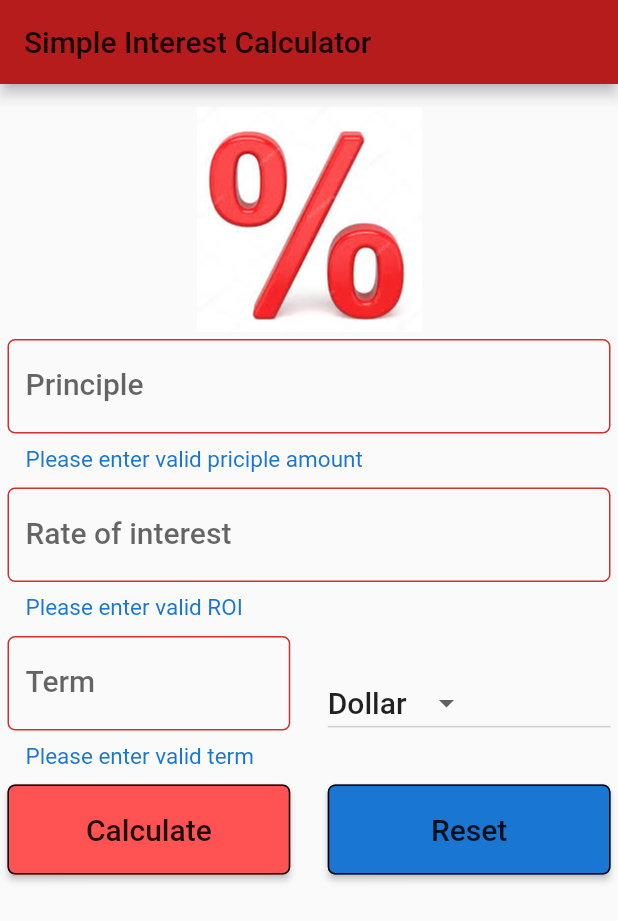
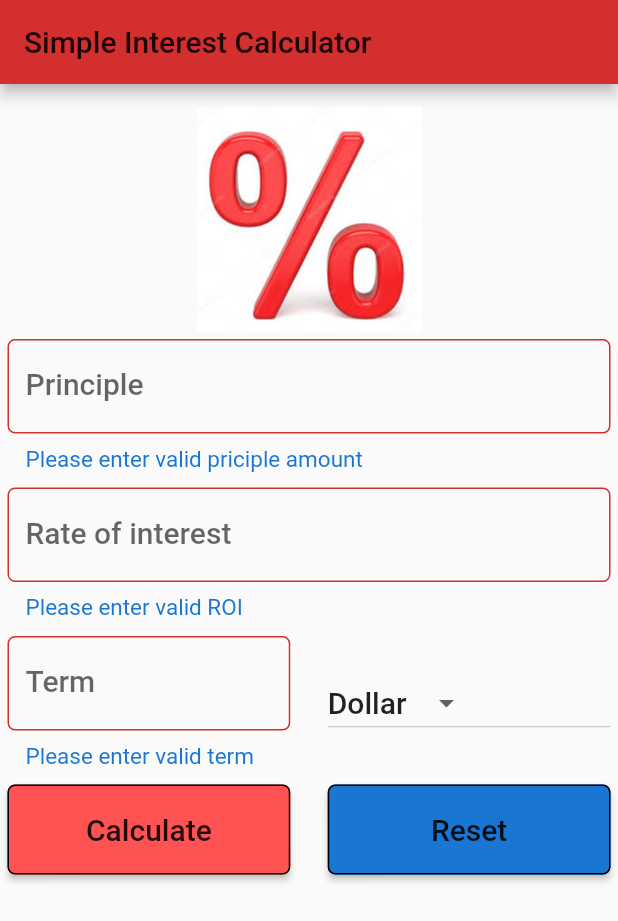
Before and after one commit to capesandhats/fluttter_simple_interest_calculator, a Flutter app: the screen it shows after launch, after a tap on "Calculate", on a phone screen of 412 x 824 dp. Shown: the top 921 px of the screen. Run offline on Flutter 3.47's test engine with Material 2 defaults, Android fonts, the phone set to English and light mode, and no system bars.

Commit message:
low risk - refactored each input field widget to its own method

```diff
--- a/lib/main.dart
+++ b/lib/main.dart
@@ -6,7 +6,7 @@ void main() {
     title: "Simple Intrest Application",
     home: SIForm(),
     theme: ThemeData(
-      primaryColor: Colors.red[900],
+      primaryColor: Colors.red[700],
       accentColor: Colors.redAccent,
     ),
   ));
@@ -61,46 +61,12 @@ class _SIFormState extends State<SIForm> {
                   Padding(
                     padding: EdgeInsets.only(
                         top: _minimumPadding, bottom: _minimumPadding),
-                    child: TextFormField(
-                      style: _textStyle,
-                      keyboardType: TextInputType.number,
-                      decoration: InputDecoration(
-                          labelText: "Principle",
-                          hintText: "enter the priciple amount eg. 1000",
-                          errorStyle: _errorStyle,
-                          border: OutlineInputBorder(
-                              borderRadius: BorderRadius.circular(5.0))),
-                      controller: principleTextController,
-                      validator: (String inputValue) {
-                        if (inputValue.isEmpty) {
-                          return "Please enter valid priciple amount";
-                        } else if (!_isPositiveNumber(inputValue)) {
-                          return "Please enter valid priciple amount";
-                        }
-                      },
-                    ),
+                    child: buildPrincipleTextFormField(_textStyle, _errorStyle),
                   ),
                   Padding(
                     padding: EdgeInsets.only(
                         top: _minimumPadding, bottom: _minimumPadding),
-                    child: TextFormField(
-                      style: _textStyle,
-                      keyboardType: TextInputType.number,
-                      decoration: InputDecoration(
-                          labelText: "Rate of interest",
-                          hintText: "Enter in percentage",
-                          errorStyle: _errorStyle,
-                          border: OutlineInputBorder(
-                              borderRadius: BorderRadius.circular(5.0))),
-                      controller: roiTextController,
-                      validator: (String inputValue) {
-                        if (inputValue.isEmpty) {
-                          return "Please enter valid ROI";
-                        } else if (!_isPositiveNumber(inputValue)) {
-                          return "Please enter valid ROI";
-                        }
-                      },
-                    ),
+                    child: buildROITextFormField(_textStyle, _errorStyle),
                   ),
                   Padding(
                     padding: EdgeInsets.only(
@@ -108,46 +74,12 @@ class _SIFormState extends State<SIForm> {
                     child: Row(
                       children: <Widget>[
                         Expanded(
-                            child: TextFormField(
-                          style: _textStyle,
-                          keyboardType: TextInputType.number,
-                          decoration: InputDecoration(
-                              labelText: "Term",
-                              hintText: "enter period in years",
-                              errorStyle: _errorStyle,
-                              border: OutlineInputBorder(
-                                  borderRadius: BorderRadius.circular(5.0))),
-                          controller: termTextController,
-                          validator: (String inputValue) {
-                            if (inputValue.isEmpty) {
-                              return "Please enter valid term";
-                            } else if (!_isPositiveNumber(inputValue)) {
-                              return "Please enter valid term";
-                            }
-                          },
-                        )),
+                            child: buildTermTextFormField(
+                                _textStyle, _errorStyle)),
                         Container(
                           width: _minimumPadding * 5,
                         ),
-                        Expanded(
-                            child: DropdownButton<String>(
-                          items: _currencies.map(
-                            (String currency) {
-                              return DropdownMenuItem<String>(
-                                child: Text(
-                                  currency,
-                                  style: _textStyle,
-                                ),
-                                value: currency,
-                              );
-                            },
-                          ).toList(),
-                          value: _currentCurrency,
-                          style: _textStyle,
-                          onChanged: (String selectedValue) {
-                            _onDropDownChanged(selectedValue);
-                          },
-                        ))
+                        Expanded(child: buildCurrencyDropdownButton(_textStyle))
                       ],
                     ),
                   ),
@@ -167,6 +99,90 @@ class _SIFormState extends State<SIForm> {
                 ],
               ),
             )));
+  }
+
+  DropdownButton<String> buildCurrencyDropdownButton(TextStyle _textStyle) {
+    return DropdownButton<String>(
+      items: _currencies.map(
+        (String currency) {
+          return DropdownMenuItem<String>(
+            child: Text(
+              currency,
+              style: _textStyle,
+            ),
+            value: currency,
+          );
+        },
+      ).toList(),
+      value: _currentCurrency,
+      style: _textStyle,
+      onChanged: (String selectedValue) {
+        _onDropDownChanged(selectedValue);
+      },
+    );
+  }
+
+  TextFormField buildTermTextFormField(
+      TextStyle _textStyle, TextStyle _errorStyle) {
+    return TextFormField(
+      style: _textStyle,
+      keyboardType: TextInputType.number,
+      decoration: InputDecoration(
+          labelText: "Term",
+          hintText: "enter period in years",
+          errorStyle: _errorStyle,
+          border: OutlineInputBorder(borderRadius: BorderRadius.circular(5.0))),
+      controller: termTextController,
+      validator: (String inputValue) {
+        if (inputValue.isEmpty) {
+          return "Please enter valid term";
+        } else if (!_isPositiveNumber(inputValue)) {
+          return "Please enter valid term";
+        }
+      },
+    );
+  }
+
+  TextFormField buildROITextFormField(
+      TextStyle _textStyle, TextStyle _errorStyle) {
+    return TextFormField(
+      style: _textStyle,
+      keyboardType: TextInputType.number,
+      decoration: InputDecoration(
+          labelText: "Rate of interest",
+          hintText: "Enter in percentage",
+          errorStyle: _errorStyle,
+          border: OutlineInputBorder(borderRadius: BorderRadius.circular(5.0))),
+      controller: roiTextController,
+      validator: (String inputValue) {
+        if (inputValue.isEmpty) {
+          return "Please enter valid ROI";
+        } else if (!_isPositiveNumber(inputValue)) {
+          return "Please enter valid ROI";
+        }
+      },
+    );
+  }
+
+  TextFormField buildPrincipleTextFormField(
+      TextStyle _textStyle, TextStyle _errorStyle) {
+    return TextFormField(
+      style: _textStyle,
+      keyboardType: TextInputType.number,
+      decoration: InputDecoration(
+          labelText: "Principle",
+          hintText: "enter the priciple amount eg. 1000",
+          errorStyle: _errorStyle,
+          border: OutlineInputBorder(borderRadius: BorderRadius.circular(5.0))),
+      controller: principleTextController,
+      validator: (String inputValue) {
+        if (inputValue.isEmpty) {
+          return "Please enter valid priciple amount";
+        } else if (!_isPositiveNumber(inputValue)) {
+          return "Please enter valid priciple amount";
+        }
+      },
+    );
   }
 
   Row buildButtonRow(BuildContext context, TextStyle _textStyle) {
@@ -225,7 +241,7 @@ class _SIFormState extends State<SIForm> {
       image: assetImage,
       width: 150,
       height: 150,
-      colorBlendMode: BlendMode.luminosity,
+      colorBlendMode: BlendMode.dstIn,
     );
 
     return Container(
```
